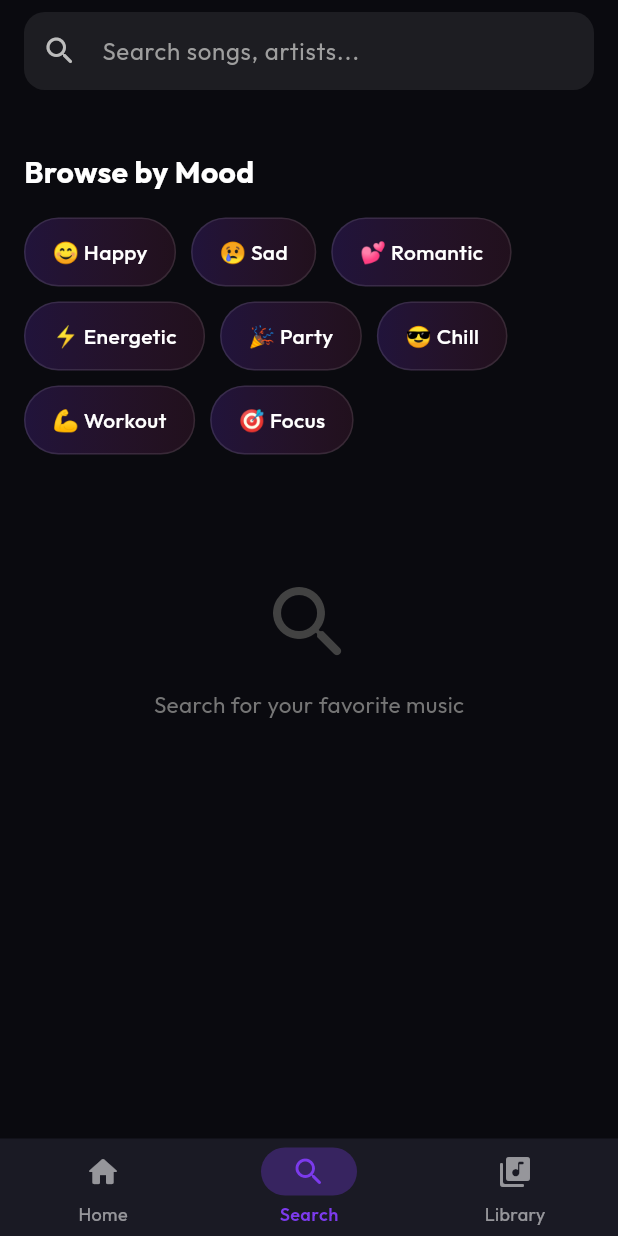
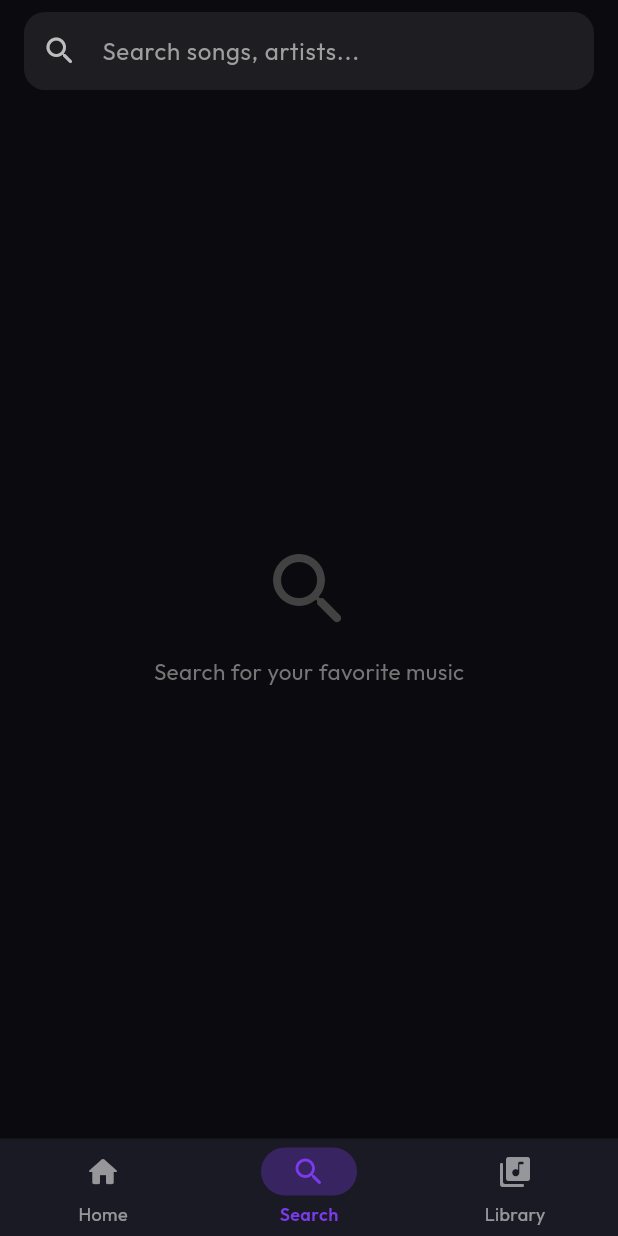
Before and after one commit to html-proof/music-hub-backend, a Flutter app: the screen it shows once a user with an empty profile is signed in, item 2 of the bottom bar chosen, on a phone screen of 412 x 824 dp. Run offline on Flutter 3.47's test engine with Material 3 defaults, Android fonts, the light colour scheme and no system bars; our stand-ins replace cached_network_image, dio, firebase_auth, firebase_core, flutter_animate, flutter_secure_storage and 5 more; accounts and stored records are empty; network calls fail.

Commit message:
feat: replace mood chips with Spotify-style search history
- Remove 'Browse by Mood' section
- Show recent searches with clock icon + swipe-to-delete
- 'Clear all' button to wipe history
- Arrow icon to fill search bar without searching
- Empty state when no history exists

```diff
--- a/music_hub/lib/screens/search/search_screen.dart
+++ b/music_hub/lib/screens/search/search_screen.dart
@@ -16,13 +16,6 @@ class SearchScreen extends StatefulWidget {
 class _SearchScreenState extends State<SearchScreen> {
   final TextEditingController _controller = TextEditingController();
   final FocusNode _focusNode = FocusNode();
-
-  static const moodChips = [
-    ('😊 Happy', 'happy songs'), ('😢 Sad', 'sad songs'),
-    ('💕 Romantic', 'romantic songs'), ('⚡ Energetic', 'energetic songs'),
-    ('🎉 Party', 'party songs'), ('😎 Chill', 'chill songs'),
-    ('💪 Workout', 'workout songs'), ('🎯 Focus', 'focus music'),
-  ];
 
   @override
   void dispose() {
@@ -99,7 +92,7 @@ class _SearchScreenState extends State<SearchScreen> {
                           ? _buildResults(search, player)
                           : search.suggestions.isNotEmpty
                               ? _buildSuggestions(search)
-                              : _buildBrowse(search),
+                              : _buildHistory(search),
             ),
           ],
         ),
@@ -142,51 +135,11 @@ class _SearchScreenState extends State<SearchScreen> {
     );
   }
 
-  Widget _buildBrowse(SearchProvider search) {
-    return SingleChildScrollView(
-      padding: const EdgeInsets.all(16),
+  Widget _buildHistory(SearchProvider search) {
+    if (search.searchHistory.isEmpty) {
+      return Center(
         child: Column(
-        crossAxisAlignment: CrossAxisAlignment.start,
-        children: [
-          const SizedBox(height: 24),
-          const Text(
-            'Browse by Mood',
-            style: TextStyle(fontSize: 20, fontWeight: FontWeight.bold, color: Colors.white),
-          ),
-          const SizedBox(height: 16),
-          Wrap(
-            spacing: 10,
-            runSpacing: 10,
-            children: moodChips.map((chip) {
-              return InkWell(
-                onTap: () {
-                  _controller.text = chip.$2;
-                  search.search(chip.$2);
-                },
-                borderRadius: BorderRadius.circular(24),
-                child: Container(
-                  padding: const EdgeInsets.symmetric(horizontal: 18, vertical: 12),
-                  decoration: BoxDecoration(
-                    gradient: LinearGradient(
-                      colors: [
-                        const Color(0xFF7C3AED).withOpacity(0.2),
-                        const Color(0xFFEC4899).withOpacity(0.1),
-                      ],
-                    ),
-                    borderRadius: BorderRadius.circular(24),
-                    border: Border.all(color: Colors.white10),
-                  ),
-                  child: Text(
-                    chip.$1,
-                    style: const TextStyle(color: Colors.white, fontWeight: FontWeight.w500),
-                  ),
-                ),
-              );
-            }).toList(),
-          ),
-          const SizedBox(height: 80),
-          Center(
-            child: Column(
+          mainAxisSize: MainAxisSize.min,
           children: [
             Icon(Icons.search_rounded, size: 64, color: Colors.grey[800]),
             const SizedBox(height: 12),
@@ -196,9 +149,77 @@ class _SearchScreenState extends State<SearchScreen> {
             ),
           ],
         ),
+      );
+    }
+
+    return Column(
+      crossAxisAlignment: CrossAxisAlignment.start,
+      children: [
+        // Header
+        Padding(
+          padding: const EdgeInsets.fromLTRB(16, 16, 16, 8),
+          child: Row(
+            mainAxisAlignment: MainAxisAlignment.spaceBetween,
+            children: [
+              const Text(
+                'Recent Searches',
+                style: TextStyle(
+                  fontSize: 18,
+                  fontWeight: FontWeight.bold,
+                  color: Colors.white,
+                ),
+              ),
+              TextButton(
+                onPressed: () => search.clearHistory(),
+                child: const Text(
+                  'Clear all',
+                  style: TextStyle(color: Color(0xFF7C3AED), fontSize: 13),
+                ),
               ),
             ],
           ),
+        ),
+
+        // History list
+        Expanded(
+          child: ListView.builder(
+            padding: const EdgeInsets.only(bottom: 120),
+            itemCount: search.searchHistory.length,
+            itemBuilder: (context, index) {
+              final query = search.searchHistory[index];
+              return Dismissible(
+                key: Key(query),
+                direction: DismissDirection.endToStart,
+                onDismissed: (_) => search.removeFromHistory(query),
+                background: Container(
+                  alignment: Alignment.centerRight,
+                  padding: const EdgeInsets.only(right: 20),
+                  color: Colors.red.withOpacity(0.2),
+                  child: const Icon(Icons.delete_outline, color: Colors.red),
+                ),
+                child: ListTile(
+                  leading: const Icon(Icons.history, color: Colors.white38),
+                  title: Text(
+                    query,
+                    style: const TextStyle(color: Colors.white70, fontSize: 15),
+                  ),
+                  trailing: IconButton(
+                    icon: const Icon(Icons.north_west, color: Colors.white24, size: 18),
+                    onPressed: () {
+                      _controller.text = query;
+                      setState(() {});
+                    },
+                  ),
+                  onTap: () {
+                    _controller.text = query;
+                    search.search(query);
+                  },
+                ),
+              ).animate().fadeIn(delay: (index * 30).ms);
+            },
+          ),
+        ),
+      ],
     );
   }
 }
```
Also changed, not shown: music_hub/lib/providers/search_provider.dart (+25 -0 lines). Lines whose indentation alone changed are shown as unchanged.
